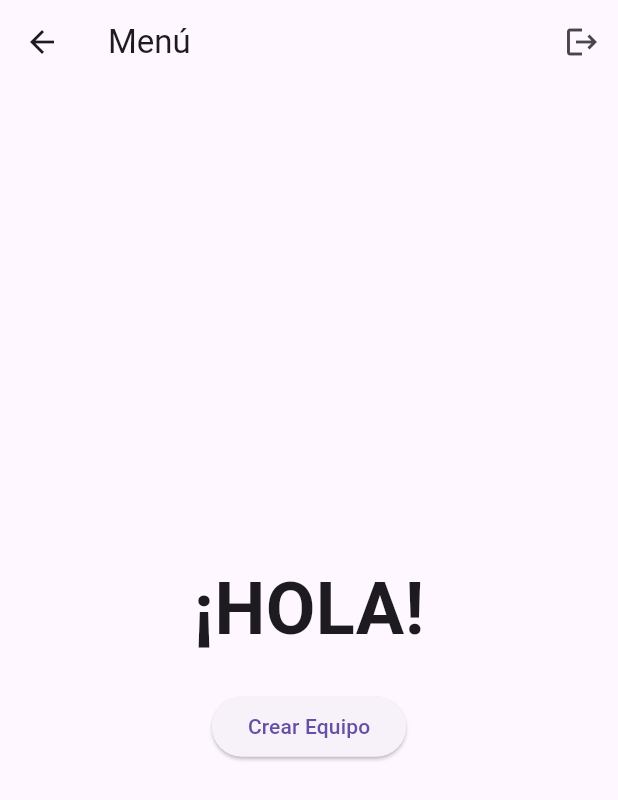
After one commit to meulencv/raimon_ai, a Flutter app: the MenuScreen screen opened by its route, after a tap on "Crear Equipo", on a phone screen of 412 x 824 dp. The commit adds this screen. Shown: the top 800 px of the screen. Run offline on Flutter 3.47's test engine with Material 3 defaults, Android fonts, the phone set to English and light mode, and no system bars; our stand-ins replace supabase_flutter; accounts and stored records are empty; network calls fail.

Commit message:
ya hay la formacion de equipos

```diff
--- a/lib/main.dart
+++ b/lib/main.dart
@@ -3,10 +3,11 @@ import 'package:supabase_flutter/supabase_flutter.dart';
 import 'screens/welcome_screen.dart';
 import 'screens/login_screen.dart';
 import 'screens/signup_screen.dart';
-import 'screens/home_screen.dart';
+import 'screens/menu_screen.dart'; // Actualizar import
 
 const supabaseUrl = 'https://gkhunoslayeiitipmkkz.supabase.co';
-const supabaseKey = 'eyJhbGciOiJIUzI1NiIsInR5cCI6IkpXVCJ9.eyJpc3MiOiJzdXBhYmFzZSIsInJlZiI6ImdraHVub3NsYXllaWl0aXBta2t6Iiwicm9sZSI6ImFub24iLCJpYXQiOjE3MzE3NTU3MzksImV4cCI6MjA0NzMzMTczOX0.Gr13V2YCbzPXRh3FjY4lldZeVA2agdF8PTRkv7_B1jk';
+const supabaseKey =
+    'eyJhbGciOiJIUzI1NiIsInR5cCI6IkpXVCJ9.eyJpc3MiOiJzdXBhYmFzZSIsInJlZiI6ImdraHVub3NsYXllaWl0aXBta2t6Iiwicm9sZSI6ImFub24iLCJpYXQiOjE3MzE3NTU3MzksImV4cCI6MjA0NzMzMTczOX0.Gr13V2YCbzPXRh3FjY4lldZeVA2agdF8PTRkv7_B1jk';
 
 void main() async {
   WidgetsFlutterBinding.ensureInitialized();
@@ -30,7 +31,7 @@ class MyApp extends StatelessWidget {
         '/': (context) => const WelcomeScreen(),
         '/login': (context) => const LoginScreen(),
         '/signup': (context) => const SignupScreen(),
-        '/home': (context) => const HomeScreen(),
+        '/menu': (context) => const MenuScreen(), // Cambiar ruta de home a menu
       },
     );
   }
--- a/lib/screens/login_screen.dart
+++ b/lib/screens/login_screen.dart
@@ -1,4 +1,3 @@
-
 import 'package:flutter/material.dart';
 import 'package:supabase_flutter/supabase_flutter.dart';
 
@@ -26,7 +25,7 @@ class _LoginScreenState extends State<LoginScreen> {
         password: _passwordController.text,
       );
       if (mounted) {
-        Navigator.of(context).pushReplacementNamed('/home');
+        Navigator.of(context).pushReplacementNamed('/menu'); // Cambiado de '/home' a '/menu'
       }
     } on AuthException catch (e) {
       ScaffoldMessenger.of(context).showSnackBar(
--- /dev/null
+++ b/lib/screens/menu_screen.dart
@@ -0,0 +1,79 @@
+import 'package:flutter/material.dart';
+import 'package:supabase_flutter/supabase_flutter.dart';
+
+class MenuScreen extends StatelessWidget {
+  const MenuScreen({super.key});
+
+  Future<void> _signOut(BuildContext context) async {
+    await Supabase.instance.client.auth.signOut();
+    if (context.mounted) {
+      Navigator.of(context).pushReplacementNamed('/');
+    }
+  }
+
+  Future<void> _createTeam(BuildContext context) async {
+    final supabase = Supabase.instance.client;
+
+    try {
+      // Verificar si el usuario ya tiene un equipo
+      final existingTeam = await supabase
+          .from('teams')
+          .select()
+          .single();
+
+      if (existingTeam != null) {
+        if (context.mounted) {
+          ScaffoldMessenger.of(context).showSnackBar(
+            const SnackBar(content: Text('Ya tienes un equipo creado')),
+          );
+        }
+        return;
+      }
+    } catch (e) {
+      // Si no encuentra equipo, creamos uno nuevo
+      await supabase.from('teams').insert({
+        'user_id': supabase.auth.currentUser!.id,
+      });
+
+      if (context.mounted) {
+        ScaffoldMessenger.of(context).showSnackBar(
+          const SnackBar(content: Text('Equipo creado exitosamente')),
+        );
+      }
+    }
+  }
+
+  @override
+  Widget build(BuildContext context) {
+    return Scaffold(
+      appBar: AppBar(
+        title: const Text('Menú'),
+        actions: [
+          IconButton(
+            icon: const Icon(Icons.logout),
+            onPressed: () => _signOut(context),
+          ),
+        ],
+      ),
+      body: Center(
+        child: Column(
+          mainAxisAlignment: MainAxisAlignment.center,
+          children: [
+            const Text(
+              '¡HOLA!',
+              style: TextStyle(
+                fontSize: 48,
+                fontWeight: FontWeight.bold,
+              ),
+            ),
+            const SizedBox(height: 20),
+            ElevatedButton(
+              onPressed: () => _createTeam(context),
+              child: const Text('Crear Equipo'),
+            ),
+          ],
+        ),
+      ),
+    );
+  }
+}
--- a/lib/screens/signup_screen.dart
+++ b/lib/screens/signup_screen.dart
@@ -1,4 +1,3 @@
-
 import 'package:flutter/material.dart';
 import 'package:supabase_flutter/supabase_flutter.dart';
 
@@ -26,10 +25,7 @@ class _SignupScreenState extends State<SignupScreen> {
         password: _passwordController.text,
       );
       if (mounted) {
-        ScaffoldMessenger.of(context).showSnackBar(
-          const SnackBar(content: Text('Registro exitoso. Por favor verifica tu email.')),
-        );
-        Navigator.of(context).pop();
+        Navigator.of(context).pushReplacementNamed('/menu');
       }
     } on AuthException catch (e) {
       ScaffoldMessenger.of(context).showSnackBar(
```
